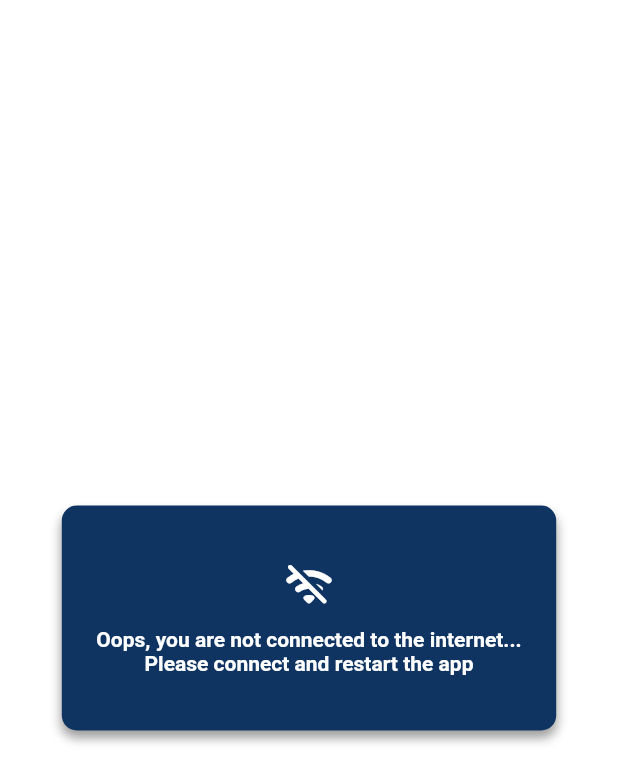
After one commit to Suyog47/bhiwandi_water_timing_admin, a Flutter app: the ErrorScreen screen opened directly, on a phone screen of 412 x 824 dp. The commit adds this screen. Shown: the top 783 px of the screen. Run offline on Flutter 3.47's test engine with Material 2 defaults, Android fonts, the phone set to English and light mode, and no system bars; our stand-ins replace connectivity_plus, flutter_spinkit, get, pull_to_refresh, shared_preferences; accounts and stored records are empty; network calls fail.

Commit message:
internet connectivity check implemented

```diff
--- /dev/null
+++ b/lib/screens/internet_connectivity_screen.dart
@@ -0,0 +1,89 @@
+import 'package:flutter/material.dart';
+import 'package:flutter/services.dart';
+import 'package:get/get.dart';
+import 'package:water_timing/constants/colors.dart';
+import 'package:water_timing/constants/heights.dart';
+import 'package:water_timing/constants/size_helpers.dart';
+import 'package:water_timing/controllers/internet_controller.dart';
+
+class InternetCheck extends StatefulWidget {
+  final Widget? child;
+
+  const InternetCheck({this.child, Key? key}) : super(key: key);
+
+  @override
+  State<InternetCheck> createState() => _InternetCheckState();
+}
+
+class _InternetCheckState extends State<InternetCheck> {
+  final InternetController internetController = Get.find();
+
+  @override
+  Widget build(BuildContext context) {
+
+    return SafeArea(
+        child: Obx(() {
+          return Scaffold(
+          backgroundColor: whiteColor,
+          body: (internetController.isInternetActive.value == false)
+              ? const ErrorScreen()
+              : widget.child);
+      },
+    ));
+  }
+}
+
+class ErrorScreen extends StatelessWidget {
+  const ErrorScreen({Key? key}) : super(key: key);
+
+  @override
+  Widget build(BuildContext context) {
+    return WillPopScope(
+      onWillPop: () async {
+        SystemNavigator.pop();
+        return true;
+      },
+      child: Scaffold(
+          backgroundColor: whiteColor,
+          body: Center(
+            child: Container(
+              height: 150,
+              width: displayWidth(context) * 0.8,
+              decoration: BoxDecoration(
+                color: themeBlueColor,
+                borderRadius: BorderRadius.circular(10),
+                boxShadow: const [
+                  BoxShadow(
+                    offset: Offset(0, 5),
+                    blurRadius: 5,
+                    color: greyColor,
+                  )
+                ],
+              ),
+              child: const Center(
+                child: Column(
+                  mainAxisSize: MainAxisSize.min,
+                  children: [
+                    Icon(
+                      Icons.wifi_off_rounded,
+                      color: whiteColor,
+                      size: 35,
+                    ),
+                    height10,
+                    Padding(
+                      padding: EdgeInsets.symmetric(horizontal: 10.0),
+                      child: Text(
+                        "Oops, you are not connected to the internet... Please connect and restart the app",
+                        style: TextStyle(
+                            fontWeight: FontWeight.bold, color: whiteColor),
+                        textAlign: TextAlign.center,
+                      ),
+                    ),
+                  ],
+                ),
+              ),
+            ),
+          )),
+    );
+  }
+}
--- a/pubspec.yaml
+++ b/pubspec.yaml
@@ -37,6 +37,7 @@ dependencies:
   get: ^4.6.6
   shared_preferences: ^2.2.1
   pull_to_refresh: ^2.0.0
+  connectivity_plus: ^5.0.0
 
   # The following adds the Cupertino Icons font to your application.
   # Use with the CupertinoIcons class for iOS style icons.
```
Also changed, not shown: lib/controllers/internet_controller.dart (added, +28 -0 lines), lib/screens/dashboard.dart (+10 -6 lines), lib/screens/splash_screen.dart (+12 -4 lines), pubspec.lock.
